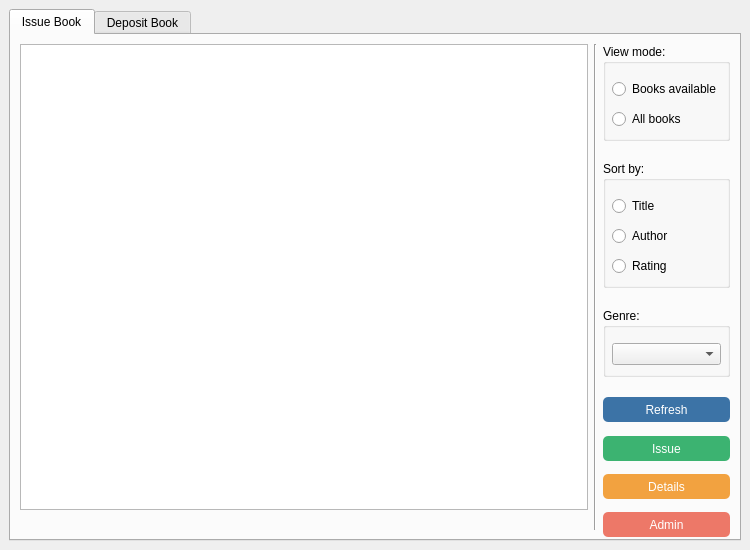
This is GeneratedUI/uifiles/myapp.ui in ayushr01/Library-Management-System as Qt 5 draws it before an edit. The edited form follows.
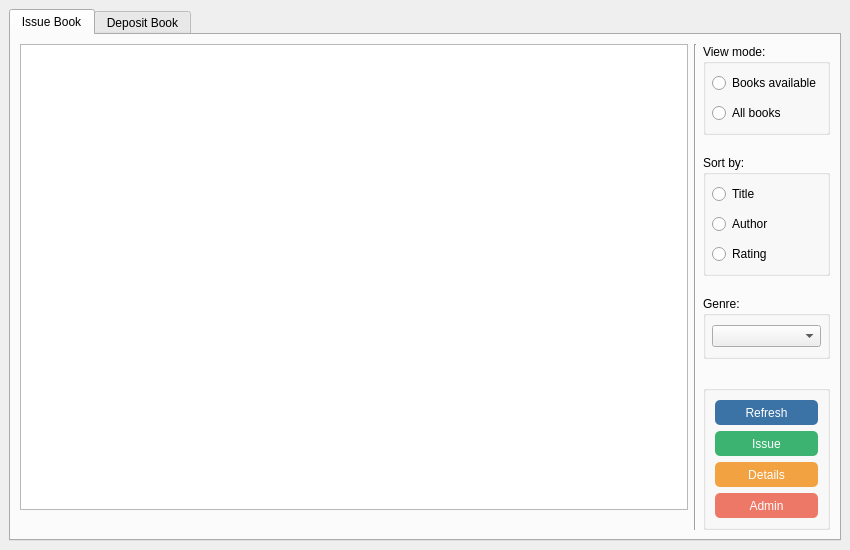
This is the edited form.

What changed in the file:
```diff
--- a/GeneratedUI/uifiles/myapp.ui
+++ b/GeneratedUI/uifiles/myapp.ui
@@ -6,13 +6,13 @@
    <rect>
     <x>0</x>
     <y>0</y>
-    <width>750</width>
+    <width>850</width>
     <height>550</height>
    </rect>
   </property>
   <property name="minimumSize">
    <size>
-    <width>750</width>
+    <width>850</width>
     <height>550</height>
    </size>
   </property>
@@ -61,7 +61,7 @@
          </widget>
         </item>
         <item>
-         <layout class="QVBoxLayout" name="rightlayout" stretch="4,5,2,10,3">
+         <layout class="QVBoxLayout" name="rightlayout" stretch="4,5,2,10,4">
           <property name="spacing">
            <number>20</number>
           </property>
@@ -76,7 +76,7 @@
              <string>View mode:</string>
             </property>
             <property name="flat">
-             <bool>true</bool>
+             <bool>false</bool>
             </property>
             <layout class="QVBoxLayout" name="verticalLayout_2" stretch="0,0">
              <property name="spacing">
@@ -85,9 +85,6 @@
              <property name="leftMargin">
               <number>6</number>
              </property>
-             <property name="topMargin">
-              <number>15</number>
-             </property>
              <property name="rightMargin">
               <number>6</number>
              </property>
@@ -114,7 +111,7 @@
              <string>Sort by:</string>
             </property>
             <property name="flat">
-             <bool>true</bool>
+             <bool>false</bool>
             </property>
             <layout class="QVBoxLayout" name="verticalLayout_3">
              <property name="spacing">
@@ -123,9 +120,6 @@
              <property name="leftMargin">
               <number>6</number>
              </property>
-             <property name="topMargin">
-              <number>15</number>
-             </property>
              <property name="rightMargin">
               <number>6</number>
              </property>
@@ -159,15 +153,12 @@
              <string>Genre:</string>
             </property>
             <property name="flat">
-             <bool>true</bool>
+             <bool>false</bool>
             </property>
             <layout class="QVBoxLayout" name="verticalLayout_4">
              <property name="leftMargin">
               <number>6</number>
              </property>
-             <property name="topMargin">
-              <number>15</number>
-             </property>
              <property name="rightMargin">
               <number>6</number>
              </property>
@@ -191,7 +182,11 @@
            </spacer>
           </item>
           <item>
-           <layout class="QVBoxLayout" name="buttonlayout">
+           <widget class="QGroupBox" name="groupBox">
+            <property name="title">
+             <string/>
+            </property>
+            <layout class="QVBoxLayout" name="verticalLayout_5">
             <item>
              <widget class="QPushButton" name="refreshbutton">
               <property name="minimumSize">
@@ -289,6 +284,7 @@
              </widget>
             </item>
            </layout>
+           </widget>
           </item>
          </layout>
         </item>
```
Lines whose indentation alone changed are shown as unchanged.
